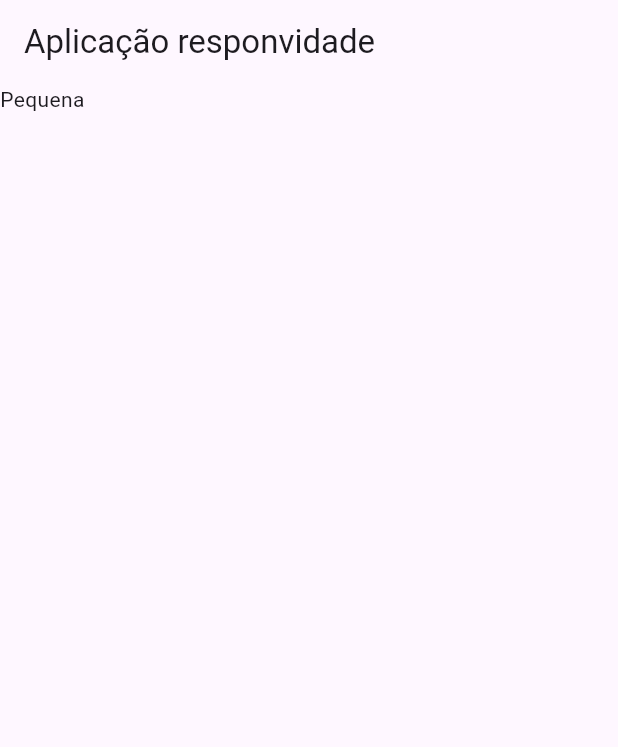
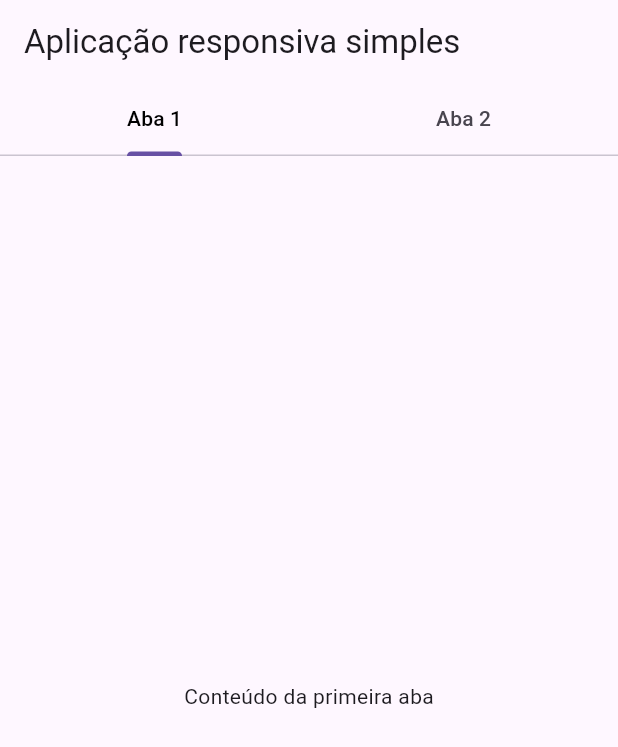
Before and after one commit to eduardaportel/flutter-reponsividade, a Flutter app: the screen it shows after launch, on a phone screen of 412 x 824 dp. Shown: the top 747 px of the screen. Run offline on Flutter 3.47's test engine with Material 3 defaults, Android fonts, the phone set to English and light mode, and no system bars.

```diff
--- a/lib/main.dart
+++ b/lib/main.dart
@@ -20,10 +20,82 @@ class MeuLayoutResponsivo extends StatelessWidget {
   @override
   Widget build(BuildContext context) {
     return Scaffold(
-      appBar: AppBar(title: Text("Aplicação responvidade")),
+      appBar: AppBar(title: Text("Aplicação responsiva simples")),
       body: LayoutBuilder(builder: (context, constraints){
-        return constraints.maxWidth <= 576 ? Text("Pequena") : Text("Grande"); //ternário
+        return constraints.maxWidth <= 576 ? MobileLayout() : Text("Grande"); //ternário
       }),
     );
   }
 }
+
+class MobileLayout extends StatefulWidget {
+  @override
+  State<StatefulWidget> createState() {
+    return MobileLayoutState();
+  }
+}
+
+class MobileLayoutState extends State<MobileLayout> with SingleTickerProviderStateMixin {
+  TabController? tabController;
+
+  @override
+  void initState() {
+    super.initState();
+    //TabController: gerencia a seleção de abas e as animações entre elas
+    tabController = TabController(length: 2, vsync: this);
+  }
+
+  @override Widget build(BuildContext context) {
+    return Column(
+      children: [
+        // TabBar: Widget que exibe uma barra de abas
+        TabBar(
+          labelColor: Colors.black,
+          controller: tabController,
+          tabs: [Tab(text: "Aba 1"), Tab(text: 'Aba 2')],
+        ),
+
+        Expanded(
+          // TabBarView: Widget que exibe o conteúdo de uma aba selecionada
+          child: TabBarView(
+            controller: tabController,
+            children: [
+              Center(child: Text("Conteúdo da primeira aba")),
+              Center(child: Text("Conteúdo da segunda aba"))
+            ],
+        ))
+      ],
+    );
+  }
+}
+
+class WebLayout extends StatefulWidget {
+  @override
+  State<StatefulWidget> createState() {
+    return WebLayoutState();
+  }
+}
+
+// definição do Widget (e de seu estado) para telas maiores.
+class WebLayoutState extends State<WebLayout> {
+  @override
+  Widget build(BuildContext context) {
+    return Row(
+      mainAxisAlignment: MainAxisAlignment.spaceEvenly,
+      children: [
+        Expanded(
+          child: Card(
+            child: Center(child: Text("Conteúdo da primeira aba"))
+          )
+        ),
+        Expanded(
+          child: Card(
+            child: Center(
+              child: Text('Conteúdo da segunda aba'),
+            )
+          )
+        )
+      ],
+    );
+  }
+}
```
Also changed, not shown: flutter_01.png (added).
